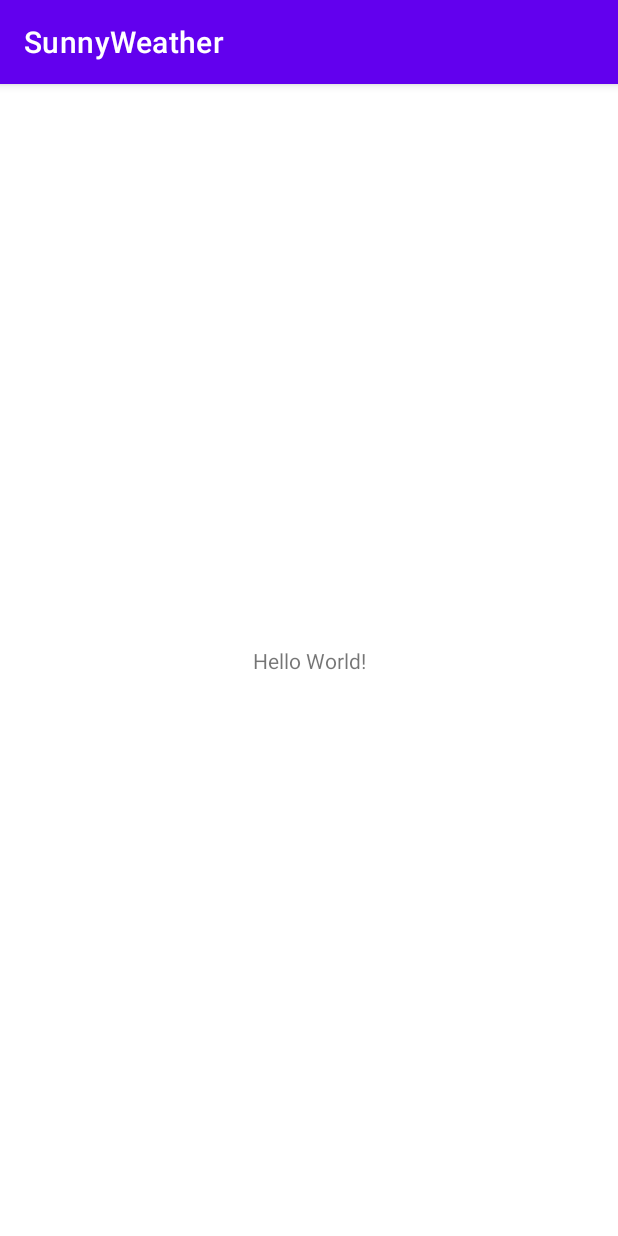
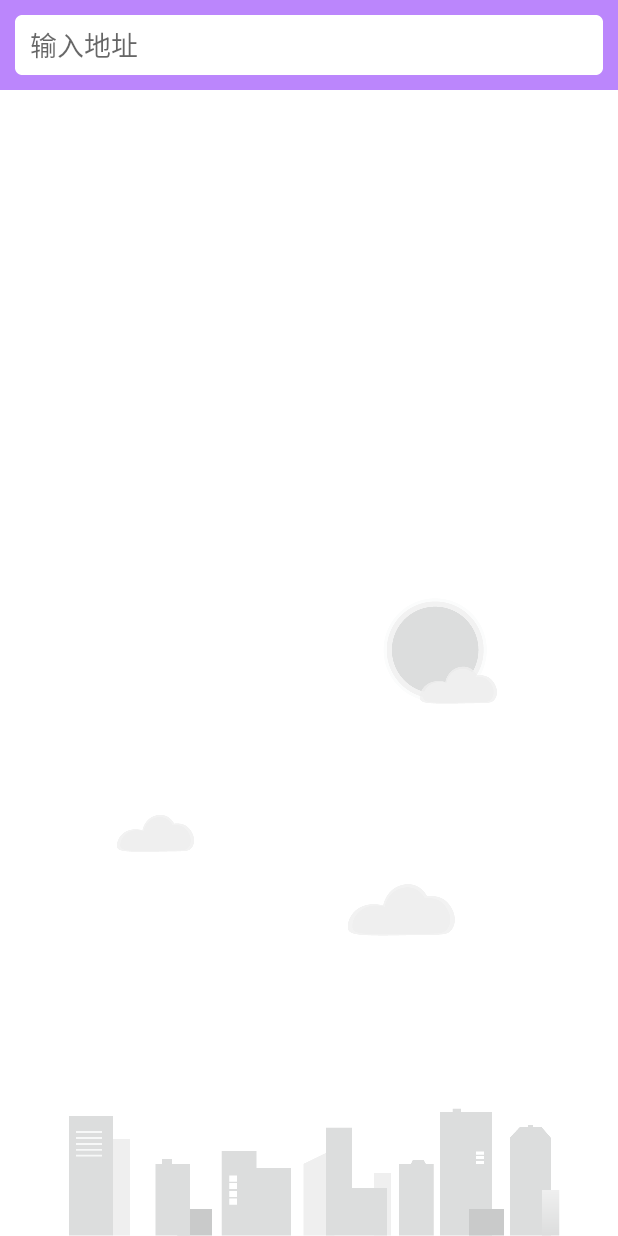
Before and after one commit to lingxiao-Zhu/SunnyWeather, an Android app: the screen it shows after launch (MainActivity), on a phone screen of 412 x 824 dp. Run offline under Robolectric (Android 15) with nearby library versions, the phone set to English and light mode, and no system bars; 1 statement that could not run was skipped.

Commit message:
feat: 完成ui界面编写

```diff
--- a/app/src/main/AndroidManifest.xml
+++ b/app/src/main/AndroidManifest.xml
@@ -1,6 +1,8 @@
 <?xml version="1.0" encoding="utf-8"?>
 <manifest xmlns:android="http://schemas.android.com/apk/res/android"
     package="com.example.sunnyweather">
+
+    <uses-permission android:name="android.permission.INTERNET"/>
 
     <application
         android:name=".SunnyWeatherApplication"
--- /dev/null
+++ b/app/src/main/java/com/example/sunnyweather/ui/place/PlaceFragment.kt
@@ -0,0 +1,60 @@
+package com.example.sunnyweather.ui.place
+
+import android.os.Bundle
+import android.view.LayoutInflater
+import android.view.View
+import android.view.ViewGroup
+import android.widget.Toast
+import androidx.core.widget.addTextChangedListener
+import androidx.fragment.app.Fragment
+import androidx.lifecycle.Observer
+import androidx.lifecycle.ViewModelProvider
+import androidx.recyclerview.widget.LinearLayoutManager
+import com.example.sunnyweather.R
+import com.example.sunnyweather.logic.model.Place
+import kotlinx.android.synthetic.main.fragment_place.*
+
+class PlaceFragment : Fragment() {
+
+  val viewModel by lazy { ViewModelProvider(this).get(PlaceViewModal::class.java) }
+
+  private lateinit var adapter: PlaceAdapter
+
+  override fun onCreateView(inflater: LayoutInflater, container: ViewGroup?,
+                            savedInstanceState: Bundle?): View? {
+    return inflater.inflate(R.layout.fragment_place, container, false)
+  }
+
+  override fun onActivityCreated(savedInstanceState: Bundle?) {
+    super.onActivityCreated(savedInstanceState)
+    val layoutManager = LinearLayoutManager(activity)
+    recyclerView.layoutManager = layoutManager
+    adapter = PlaceAdapter(this, viewModel.placeList)
+    recyclerView.adapter = adapter
+    searchPlaceEdit.addTextChangedListener { editable ->
+      val content = editable.toString()
+      if (content.isNotEmpty()) {
+        viewModel.searchPlaces(content)
+      } else {
+        recyclerView.visibility = View.GONE
+        bgImageView.visibility = View.VISIBLE
+        viewModel.placeList.clear()
+        adapter.notifyDataSetChanged()
+      }
+    }
+    viewModel.placeLiveData.observe(viewLifecycleOwner, Observer{ result ->
+      val places = result.getOrNull()
+      if (places != null) {
+        recyclerView.visibility = View.VISIBLE
+        bgImageView.visibility = View.GONE
+        viewModel.placeList.clear()
+        viewModel.placeList.addAll(places as ArrayList<Place>)
+        adapter.notifyDataSetChanged()
+      } else {
+        Toast.makeText(activity, "未能查询到任何地点", Toast.LENGTH_SHORT).show()
+        result.exceptionOrNull()?.printStackTrace()
+      }
+    })
+  }
+
+}
--- a/app/src/main/res/layout/activity_main.xml
+++ b/app/src/main/res/layout/activity_main.xml
@@ -1,18 +1,12 @@
-<?xml version="1.0" encoding="utf-8"?>
-<androidx.constraintlayout.widget.ConstraintLayout xmlns:android="http://schemas.android.com/apk/res/android"
-    xmlns:app="http://schemas.android.com/apk/res-auto"
-    xmlns:tools="http://schemas.android.com/tools"
+<FrameLayout android:layout_width="match_parent"
+  android:layout_height="match_parent"
+  xmlns:android="http://schemas.android.com/apk/res/android">
+
+  <fragment
     android:layout_width="match_parent"
     android:layout_height="match_parent"
-    tools:context=".MainActivity">
+    android:id="@+id/placeFragment"
+    android:name="com.example.sunnyweather.ui.place.PlaceFragment"
+  />
 
-    <TextView
-        android:layout_width="wrap_content"
-        android:layout_height="wrap_content"
-        android:text="Hello World!"
-        app:layout_constraintBottom_toBottomOf="parent"
-        app:layout_constraintLeft_toLeftOf="parent"
-        app:layout_constraintRight_toRightOf="parent"
-        app:layout_constraintTop_toTopOf="parent" />
-
-</androidx.constraintlayout.widget.ConstraintLayout>
+</FrameLayout>
--- /dev/null
+++ b/app/src/main/res/layout/fragment_place.xml
@@ -0,0 +1,39 @@
+<RelativeLayout xmlns:android="http://schemas.android.com/apk/res/android"
+  android:layout_width="match_parent"
+  android:layout_height="match_parent"
+  android:background="?android:windowBackground">
+
+  <ImageView
+    android:id="@+id/bgImageView"
+    android:layout_width="match_parent"
+    android:layout_height="wrap_content"
+    android:layout_alignParentBottom="true"
+    android:src="@drawable/bg_place"/>
+
+  <FrameLayout
+    android:id="@+id/actionBarLayout"
+    android:layout_width="match_parent"
+    android:layout_height="60dp"
+    android:background="@color/purple_200">
+
+    <EditText
+      android:id="@+id/searchPlaceEdit"
+      android:layout_width="match_parent"
+      android:layout_height="40dp"
+      android:layout_gravity="center_vertical"
+      android:layout_marginStart="10dp"
+      android:layout_marginEnd="10dp"
+      android:paddingStart="10dp"
+      android:paddingEnd="10dp"
+      android:hint="输入地址"
+      android:background="@drawable/search_bg"/>
+  </FrameLayout>
+
+  <androidx.recyclerview.widget.RecyclerView
+    android:id="@+id/recyclerView"
+    android:layout_width="match_parent"
+    android:layout_height="match_parent"
+    android:layout_below="@id/actionBarLayout"
+    android:visibility="gone"/>
+
+</RelativeLayout>
--- a/app/src/main/res/values/themes.xml
+++ b/app/src/main/res/values/themes.xml
@@ -1,6 +1,6 @@
 <resources xmlns:tools="http://schemas.android.com/tools">
     <!-- Base application theme. -->
-    <style name="Theme.SunnyWeather" parent="Theme.MaterialComponents.DayNight.DarkActionBar">
+    <style name="Theme.SunnyWeather" parent="Theme.MaterialComponents.Light.NoActionBar">
         <!-- Primary brand color. -->
         <item name="colorPrimary">@color/purple_500</item>
         <item name="colorPrimaryVariant">@color/purple_700</item>
```
Also changed, not shown: app/src/main/java/com/example/sunnyweather/logic/Repository.kt (+11 -11 lines), app/src/main/java/com/example/sunnyweather/ui/place/PlaceAdapter.kt (added, +34 -0 lines), app/src/main/res/layout/place_item.xml (added, +33 -0 lines).
